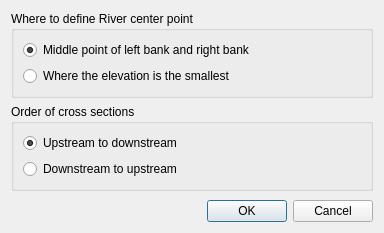
Old version of the form libs/geodata/riversurvey/geodatariversurveyimportersettingdialog.ui in the repository i-RIC/prepost-gui.
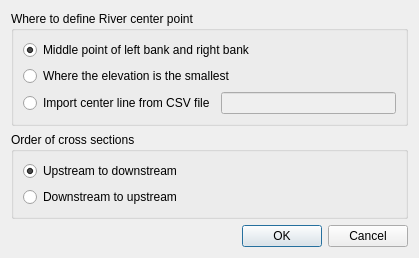
New version of the form. Custom widgets are drawn as their Qt base class.

Patch:
```diff
--- a/libs/geodata/riversurvey/geodatariversurveyimportersettingdialog.ui
+++ b/libs/geodata/riversurvey/geodatariversurveyimportersettingdialog.ui
@@ -6,8 +6,8 @@
    <rect>
     <x>0</x>
     <y>0</y>
-    <width>384</width>
-    <height>233</height>
+    <width>419</width>
+    <height>227</height>
    </rect>
   </property>
   <property name="windowTitle">
@@ -37,6 +37,27 @@
         </property>
        </widget>
       </item>
+      <item>
+       <layout class="QHBoxLayout" name="horizontalLayout">
+        <item>
+         <widget class="QRadioButton" name="csvFileRadioButton">
+          <property name="text">
+           <string>Import center line from CSV file</string>
+          </property>
+          <property name="checked">
+           <bool>false</bool>
+          </property>
+         </widget>
+        </item>
+        <item>
+         <widget class="FilenameEditWidget" name="csvFilenameEdit">
+          <property name="enabled">
+           <bool>false</bool>
+          </property>
+         </widget>
+        </item>
+       </layout>
+      </item>
      </layout>
     </widget>
    </item>
@@ -94,6 +115,13 @@
    </item>
   </layout>
  </widget>
+ <customwidgets>
+  <customwidget>
+   <class>FilenameEditWidget</class>
+   <extends>QLineEdit</extends>
+   <header>guibase/widget/filenameeditwidget.h</header>
+  </customwidget>
+ </customwidgets>
  <resources/>
  <connections>
   <connection>
```
Left out of the diff: 24 changed lines with no effect on the pictures.
